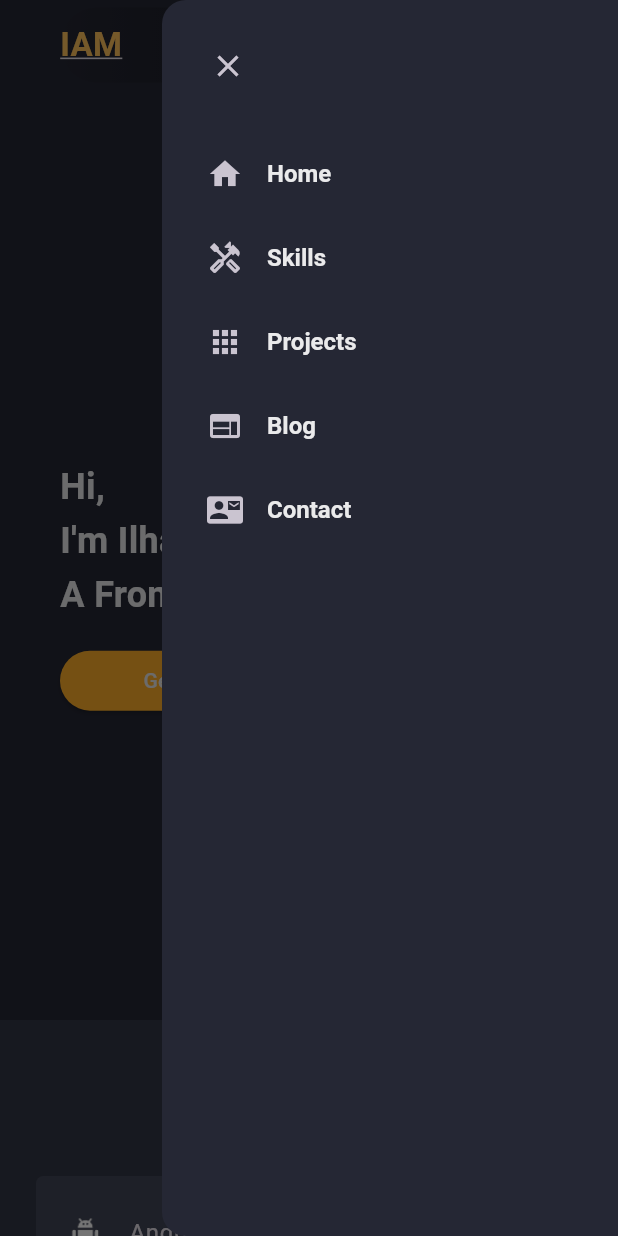
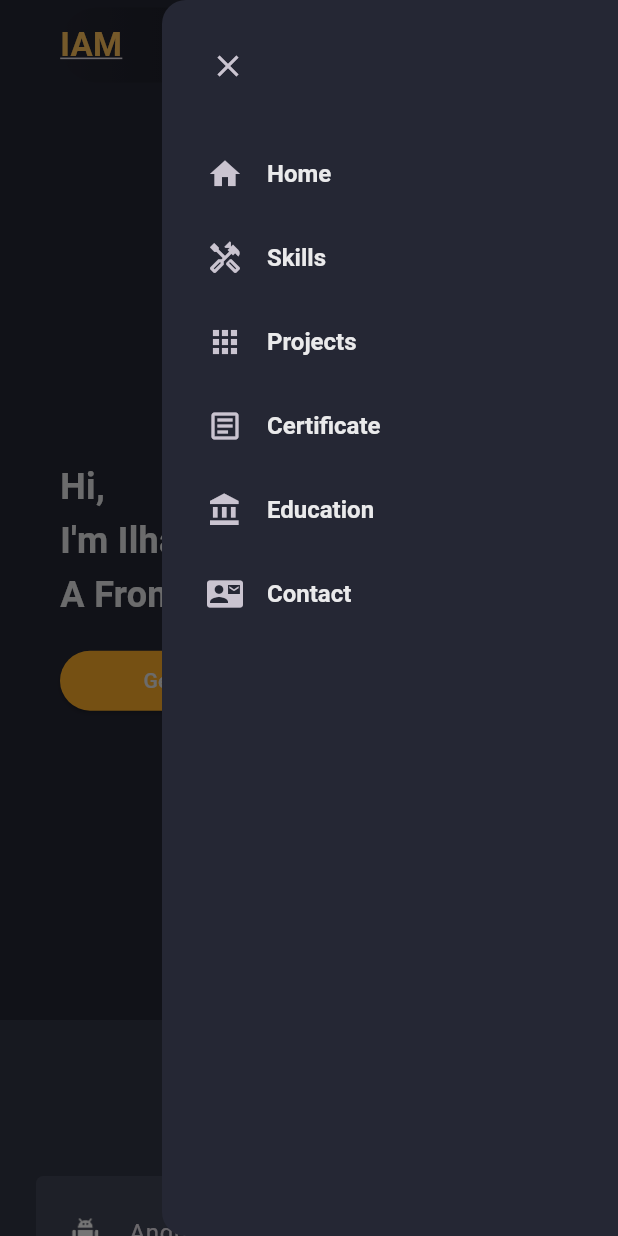
Before and after one commit to IlhamAbdul07/portfolio, a Flutter app: the screen it shows after launch, after a tap on the "menu" icon, on a phone screen of 412 x 824 dp. Run offline on Flutter 3.47's test engine with Material 3 defaults, Android fonts, the phone set to English and light mode, and no system bars; missing offline and left inert: dart:js.

Commit message:
#1 Done Protfolio

```diff
--- a/lib/constants/nav_items.dart
+++ b/lib/constants/nav_items.dart
@@ -1,12 +1,20 @@
 import 'package:flutter/material.dart';
 import 'package:flutter/widgets.dart';
 
-List<String> navTitles = ["Home", "Skills", "Projects", "Blog", "Contact"];
+List<String> navTitles = [
+  "Home",
+  "Skills",
+  "Projects",
+  "Certificate",
+  "Education",
+  "Contact",
+];
 
 List<IconData> navIcons = [
   Icons.home,
   Icons.handyman_outlined,
   Icons.apps,
-  Icons.web,
+  Icons.article_outlined,
+  Icons.account_balance_sharp,
   Icons.quick_contacts_mail,
 ];
--- a/lib/pages/home_page.dart
+++ b/lib/pages/home_page.dart
@@ -2,14 +2,13 @@ import 'package:flutter/material.dart';
 import 'package:flutter/rendering.dart';
 import 'package:my_portfolio/constants/colors.dart';
 import 'package:my_portfolio/constants/size.dart';
-import 'package:my_portfolio/constants/skill_items.dart';
 import 'package:my_portfolio/utils/education_utils.dart';
 import 'package:my_portfolio/utils/project_utils.dart';
 import 'package:my_portfolio/widgets/certificate_card.dart';
 import 'package:my_portfolio/widgets/contact_section.dart';
-import 'package:my_portfolio/widgets/custom_textfield.dart';
 import 'package:my_portfolio/widgets/drawer_mobile.dart';
 import 'package:my_portfolio/widgets/education_card.dart';
+import 'package:my_portfolio/widgets/footer.dart';
 import 'package:my_portfolio/widgets/header_desktop.dart';
 import 'package:my_portfolio/widgets/header_mobile.dart';
 import 'package:my_portfolio/widgets/main_desktop.dart';
@@ -17,9 +16,6 @@ import 'package:my_portfolio/widgets/main_mobile.dart';
 import 'package:my_portfolio/widgets/project_card.dart';
 import 'package:my_portfolio/widgets/skills_desktop.dart';
 import 'package:my_portfolio/widgets/skills_mobile.dart';
-// import 'package:my_portfolio/constants/nav_items.dart';
-// import 'package:my_portfolio/styles/style.dart';
-// import 'package:my_portfolio/widgets/site_logo.dart';
 
 class HomePage extends StatefulWidget {
   const HomePage({super.key});
@@ -30,11 +26,13 @@ class HomePage extends StatefulWidget {
 
 class _HomePageState extends State<HomePage> {
   final ScaffoldKey = GlobalKey<ScaffoldState>();
+  final scrollController = ScrollController();
+  final List<GlobalKey> navbarKeys = List.generate(6, (index) => GlobalKey());
+
   @override
   Widget build(BuildContext context) {
     final screenSize = MediaQuery.of(context).size;
     final screenWidth = screenSize.width;
-    final screenHeight = screenSize.width;
     return LayoutBuilder(
       builder: (context, Constraints) {
         return Scaffold(
@@ -42,13 +40,26 @@ class _HomePageState extends State<HomePage> {
           backgroundColor: CustomColor.scaffoldBg,
           endDrawer: Constraints.maxWidth >= kMinWdithDesktop
               ? null
-              : const DrawerMobile(),
-          body: ListView(
+              : DrawerMobile(
+                  onNavItemTap: (int navIndex) {
+                    //call function
+                    ScaffoldKey.currentState?.closeEndDrawer();
+                    scrollToSection(navIndex);
+                  },
+                ),
+          body: SingleChildScrollView(
+            controller: scrollController,
             scrollDirection: Axis.vertical,
+            child: Column(
               children: [
                 //MAIN
+                SizedBox(key: navbarKeys.first),
                 if (Constraints.maxWidth >= kMinWdithDesktop)
-                const HeaderDesktop()
+                  HeaderDesktop(
+                    onNavMenuTap: (int navIndex) {
+                      scrollToSection(navIndex);
+                    },
+                  )
                 else
                   HeaderMobile(
                     onLogoTap: () {},
@@ -63,6 +74,7 @@ class _HomePageState extends State<HomePage> {
 
                 //SKILLS
                 Container(
+                  key: navbarKeys[1],
                   width: screenWidth,
                   padding: const EdgeInsets.fromLTRB(24, 20, 25, 60),
                   color: CustomColor.bgLight1,
@@ -88,6 +100,7 @@ class _HomePageState extends State<HomePage> {
                 ),
                 //PROJETCS
                 Container(
+                  key: navbarKeys[2],
                   width: screenWidth,
                   padding: const EdgeInsets.fromLTRB(24, 20, 25, 60),
                   child: Column(
@@ -120,6 +133,7 @@ class _HomePageState extends State<HomePage> {
                 ),
                 //EDUCATION AND CERTIFICATION
                 Container(
+                  key: navbarKeys[3],
                   padding: const EdgeInsets.fromLTRB(24, 20, 25, 60),
                   width: screenWidth,
                   color: Colors.blueGrey,
@@ -143,7 +157,9 @@ class _HomePageState extends State<HomePage> {
                           runSpacing: 25,
                           children: [
                             for (int i = 0; i < myCertificateUtils.length; i++)
-                            CertificateCard(certificate: myCertificateUtils[i]),
+                              CertificateCard(
+                                certificate: myCertificateUtils[i],
+                              ),
                           ],
                         ),
                       ),
@@ -152,6 +168,7 @@ class _HomePageState extends State<HomePage> {
                 ),
                 //EDUCATION
                 Container(
+                  key: navbarKeys[4],
                   padding: const EdgeInsets.fromLTRB(24, 20, 25, 60),
                   width: screenWidth,
                   child: Column(
@@ -176,11 +193,24 @@ class _HomePageState extends State<HomePage> {
                 ),
                 SizedBox(height: 30.0),
                 // Contact Section
-              ContactSection(),
+                ContactSection(key: navbarKeys[5]),
+                SizedBox(height: 30.0),
+                // Footer
+                Footer(),
               ],
+            ),
           ),
         );
       },
     );
   }
+
+  void scrollToSection(int navIndex) {
+    final key = navbarKeys[navIndex];
+    Scrollable.ensureVisible(
+      key.currentContext!,
+      duration: const Duration(milliseconds: 500),
+      curve: Curves.easeInOut,
+    );
   }
+}
--- a/lib/widgets/contact_section.dart
+++ b/lib/widgets/contact_section.dart
@@ -40,7 +40,7 @@ class ContactSection extends StatelessWidget {
           const SizedBox(height: 15),
           ConstrainedBox(
             constraints: const BoxConstraints(maxWidth: 700),
-            child: CustomTextfield(hintText: "Your Messages", maxLine: 20),
+            child: CustomTextfield(hintText: "Your Messages", maxLine: 15),
           ),
           const SizedBox(height: 20),
           ConstrainedBox(
--- a/lib/widgets/drawer_mobile.dart
+++ b/lib/widgets/drawer_mobile.dart
@@ -3,7 +3,8 @@ import 'package:my_portfolio/constants/colors.dart';
 import 'package:my_portfolio/constants/nav_items.dart';
 
 class DrawerMobile extends StatelessWidget {
-  const DrawerMobile({super.key});
+  const DrawerMobile({super.key, required this.onNavItemTap});
+  final Function(int) onNavItemTap;
 
   @override
   Widget build(BuildContext context) {
@@ -35,7 +36,9 @@ class DrawerMobile extends StatelessWidget {
                 fontWeight: FontWeight.w600,
                 fontSize: 16,
               ),
-              onTap: () {},
+              onTap: () {
+                onNavItemTap(i);
+              },
               leading: Icon(navIcons[i]),
               title: Text(navTitles[i]),
             ),
--- /dev/null
+++ b/lib/widgets/footer.dart
@@ -0,0 +1,22 @@
+import 'package:flutter/material.dart';
+import 'package:my_portfolio/constants/colors.dart';
+
+class Footer extends StatelessWidget {
+  const Footer({super.key});
+
+  @override
+  Widget build(BuildContext context) {
+    return Container(
+      padding: const EdgeInsets.symmetric(vertical: 20),
+      width: double.maxFinite,
+      alignment: Alignment.center,
+      child: const Text(
+        "Made By Ilham Abdul Hakim with Flutter 3.32",
+        style: TextStyle(
+          fontWeight: FontWeight.w400,
+          color: CustomColor.whiteSecondary,
+        ),
+      ),
+    );
+  }
+}
```
Also changed, not shown: lib/widgets/header_desktop.dart (+5 -2 lines). Lines whose indentation alone changed are shown as unchanged.
